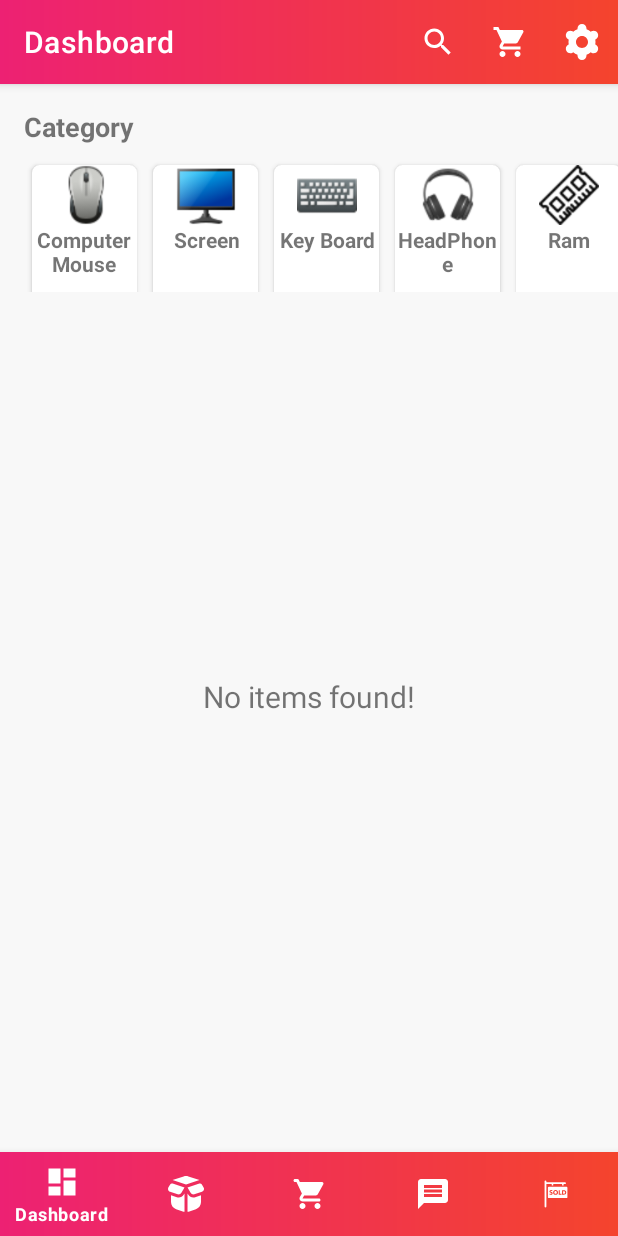
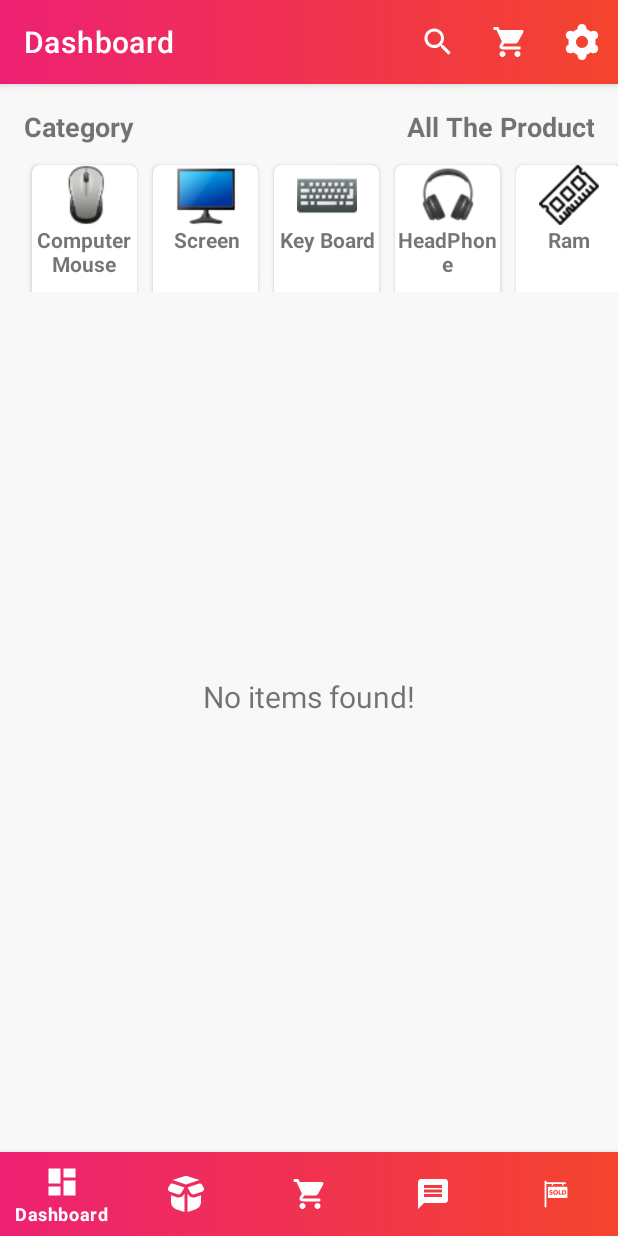
Before and after one commit to nguyendung149/my_shop_app, an Android app: the screen it shows after launch (DashboardActivity), on a phone screen of 412 x 824 dp. Run offline under Robolectric (Android 15) with nearby library versions, the phone set to English and light mode, and no system bars; our stand-ins replace Firebase (no records; nobody signed in at launch, a user with empty details on screens opened directly), navigation-ui.

Commit message:
Category Phan

```diff
--- a/app/src/main/AndroidManifest.xml
+++ b/app/src/main/AndroidManifest.xml
@@ -19,6 +19,9 @@
         android:supportsRtl="true"
         android:theme="@style/Theme.MyAppShop"
         tools:targetApi="31">
+        <activity
+            android:name=".ui.activities.products.PCProductListActivity"
+            android:exported="false" />
         <activity
             android:name=".ui.activities.users.ChangePasswordActivity"
             android:exported="false" />
--- a/app/src/main/java/com/example/myappshop/adapter/CategoryAdapter.kt
+++ b/app/src/main/java/com/example/myappshop/adapter/CategoryAdapter.kt
@@ -9,21 +9,21 @@ import android.widget.TextView
 import androidx.recyclerview.widget.RecyclerView
 import com.example.myappshop.R
 import com.example.myappshop.models.CategoryItem
+import com.example.myappshop.models.Product
 
 
-
-
-class CategoryAdapter(private val categoryItemList: List<CategoryItem>) :
+class CategoryAdapter(
+    private val categoryItemList: List<CategoryItem>,
+    private val context: Context) :
     RecyclerView.Adapter<CategoryAdapter.ViewHolder>() {
-
-
+    private var onClickListener: OnClickListener? =null
     class ViewHolder(itemView: View) : RecyclerView.ViewHolder(itemView) {
         val catImageView: ImageView = itemView.findViewById(R.id.cat_img)
         val catNameTextView: TextView = itemView.findViewById(R.id.cat_name)
     }
 
     override fun onCreateViewHolder(parent: ViewGroup, viewType: Int): ViewHolder {
-        val view = LayoutInflater.from(parent.context)
+        val view = LayoutInflater.from(context)
             .inflate(R.layout.item_category, parent, false)
         return ViewHolder(view)
     }
@@ -34,10 +34,21 @@ class CategoryAdapter(private val categoryItemList: List<CategoryItem>) :
         // Set data to views in item_category layout
         holder.catImageView.setImageResource(categoryItem.imageResource)
         holder.catNameTextView.text = categoryItem.categoryName
+        holder.itemView.setOnClickListener {
+            if (onClickListener != null) {
+                onClickListener!!.onClick(position, categoryItem)
+            }
+        }
 
+    }
+    fun setOnClickListener(onClickListener: OnClickListener){
+        this.onClickListener = onClickListener
     }
 
     override fun getItemCount(): Int {
         return categoryItemList.size
     }
+    interface OnClickListener {
+        fun onClick(position: Int,category: CategoryItem)
+    }
 }
--- a/app/src/main/java/com/example/myappshop/ui/fragments/DashboardFragment.kt
+++ b/app/src/main/java/com/example/myappshop/ui/fragments/DashboardFragment.kt
@@ -51,13 +51,21 @@ class DashboardFragment : BaseFragment() {
 
         // Khởi tạo RecyclerView cho danh sách Category
         val categoryRecyclerView: RecyclerView = root.findViewById(R.id.rec_category)
-        categoryRecyclerView.layoutManager = LinearLayoutManager(activity, LinearLayoutManager.HORIZONTAL, false)
+        categoryRecyclerView.layoutManager =
+            LinearLayoutManager(activity, LinearLayoutManager.HORIZONTAL, false)
         categoryRecyclerView.setHasFixedSize(true)
 
         // Khởi tạo Adapter và thiết lập cho RecyclerView
-        val categoryAdapter = CategoryAdapter(categoryItemList)
+        val categoryAdapter = CategoryAdapter(categoryItemList, requireActivity())
         categoryRecyclerView.adapter = categoryAdapter
-
+        categoryAdapter.setOnClickListener(object : CategoryAdapter.OnClickListener {
+            override fun onClick(position: Int, category: CategoryItem) {
+                FirestoreClass().getProductCatelogList(this@DashboardFragment,category.categoryName)
+            }
+        })
+        binding.tvLblAllTheProduct.setOnClickListener {
+            getDashboardItemsList()
+        }
         return root
     }
 
@@ -74,12 +82,14 @@ class DashboardFragment : BaseFragment() {
                 startActivity(Intent(activity, SettingsActivity::class.java))
                 return true
             }
+
             R.id.action_cart -> {
-                startActivity(Intent(activity,CartProductListActivity::class.java))
+                startActivity(Intent(activity, CartProductListActivity::class.java))
                 return true
             }
+
             R.id.action_search -> {
-                startActivity(Intent(activity,SearchProductActivity::class.java))
+                startActivity(Intent(activity, SearchProductActivity::class.java))
                 return true
             }
         }
@@ -90,37 +100,40 @@ class DashboardFragment : BaseFragment() {
         super.onResume()
         getDashboardItemsList()
     }
+
     private fun getDashboardItemsList() {
         showProgessDialog(resources.getString(R.string.please_wait))
         FirestoreClass().getDashboardItemList(this@DashboardFragment)
     }
-    fun successDashboardItemLists(dashboardItemList:ArrayList<Product>){
+
+    fun successDashboardItemLists(dashboardItemList: ArrayList<Product>) {
         hideProgressDialog()
         if (dashboardItemList.size > 0) {
             binding.rvDashboardItems.visibility = View.VISIBLE
             binding.tvNoDashboardItemsFound.visibility = View.GONE
 
-            binding.rvDashboardItems.layoutManager = GridLayoutManager(activity,2)
+            binding.rvDashboardItems.layoutManager = GridLayoutManager(activity, 2)
             binding.rvDashboardItems.setHasFixedSize(true)
 
-            val adapter = DashboardItemListsAdapter(requireActivity(),dashboardItemList)
+            val adapter = DashboardItemListsAdapter(requireActivity(), dashboardItemList)
             binding.rvDashboardItems.adapter = adapter
 
-            adapter.setOnClickListener(object: DashboardItemListsAdapter.OnClickListener{
+            adapter.setOnClickListener(object : DashboardItemListsAdapter.OnClickListener {
                 override fun onClick(position: Int, product: Product) {
-                   val intent = Intent(requireContext(),ProductDetailActivity::class.java)
-                    intent.putExtra(Constants.EXTRA_PRODUCT_ID,product.id)
-                    intent.putExtra(Constants.EXTRA_PRODUCT_OWNER_ID,product.user_id)
+                    val intent = Intent(requireContext(), ProductDetailActivity::class.java)
+                    intent.putExtra(Constants.EXTRA_PRODUCT_ID, product.id)
+                    intent.putExtra(Constants.EXTRA_PRODUCT_OWNER_ID, product.user_id)
                     startActivity(intent)
                 }
 
-            } )
-        }else {
+            })
+        } else {
             binding.rvDashboardItems.visibility = View.GONE
             binding.tvNoDashboardItemsFound.visibility = View.VISIBLE
         }
 
     }
+
     override fun onDestroyView() {
         super.onDestroyView()
         _binding = null
@@ -143,4 +156,12 @@ class DashboardFragment : BaseFragment() {
 
         return list
     }
+    fun successProductCatelogList (productCatelogList:ArrayList<Product>){
+        hideProgressDialog()
+        binding.rvDashboardItems.layoutManager = GridLayoutManager(activity, 2)
+        binding.rvDashboardItems.setHasFixedSize(true)
+
+        val adapter = DashboardItemListsAdapter(requireActivity(), productCatelogList)
+        binding.rvDashboardItems.adapter = adapter
+    }
 }
--- a/app/src/main/res/layout/fragment_dashboard.xml
+++ b/app/src/main/res/layout/fragment_dashboard.xml
@@ -13,6 +13,7 @@
         android:layout_width="match_parent"
         android:layout_height="wrap_content"
         android:layout_marginLeft="16dp"
+        android:layout_marginRight="16dp"
         android:orientation="horizontal"
         android:layout_marginTop="16dp"
         app:layout_constraintTop_toTopOf="parent"
@@ -20,11 +21,22 @@
         app:layout_constraintEnd_toEndOf="parent">
 
         <TextView
-            android:layout_width="wrap_content"
+            android:id="@+id/tv_lbl_category"
+            android:layout_width="0dp"
             android:layout_height="wrap_content"
-            android:text="Category"
+            android:layout_weight="1"
+            android:text="@string/category"
             android:textSize="18sp"
             android:textStyle="bold" />
+        <TextView
+            android:id="@+id/tv_lbl_all_the_product"
+            android:layout_width="0dp"
+            android:layout_height="wrap_content"
+            android:layout_weight="1"
+            android:text="@string/all_product"
+            android:textSize="18sp"
+            android:gravity ="end"
+            android:textStyle="bold"/>
     </LinearLayout>
 
     <androidx.recyclerview.widget.RecyclerView
--- a/app/src/main/res/values/strings.xml
+++ b/app/src/main/res/values/strings.xml
@@ -205,4 +205,6 @@
     <string name="err_msg_enter_a_new_password">Please enter a new password.</string>
     <string name="first_name">First Name</string>
     <string name="lbl_chat_with_shop">Chat with shop.</string>
+    <string name="category">Category</string>
+    <string name="all_product">All The Product</string>
 </resources>
```
Also changed, not shown: app/src/main/java/com/example/myappshop/firestore/FirestoreClass.kt (+17 -1 lines).
